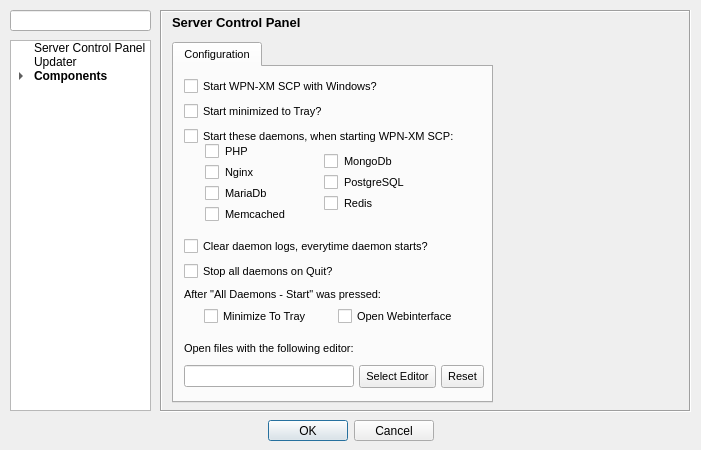
This is src/config/configurationdialog.ui in WPN-XM/server-control-panel as Qt 5 draws it before an edit. The edited form follows.
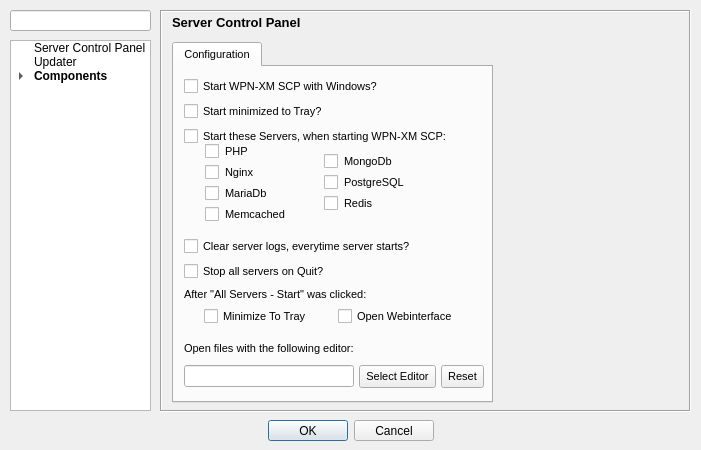
This is the edited form. The open tabs and pages were chosen to show the change. Icons and pictures are not drawn.

Commit message: replace word "daemon" with "server" on whole application

```diff
--- a/src/config/configurationdialog.ui
+++ b/src/config/configurationdialog.ui
@@ -224,7 +224,7 @@
         <item row="2" column="0" alignment="Qt::AlignVCenter">
          <widget class="QCheckBox" name="checkbox_autostartDaemons">
           <property name="text">
-           <string>Start these daemons, when starting WPN-XM SCP:</string>
+           <string>Start these Servers, when starting WPN-XM SCP:</string>
           </property>
          </widget>
         </item>
@@ -320,7 +320,7 @@
            <bool>true</bool>
           </property>
           <property name="text">
-           <string>Stop all daemons on Quit?</string>
+           <string>Stop all servers on Quit?</string>
           </property>
          </widget>
         </item>
@@ -330,7 +330,7 @@
            <bool>true</bool>
           </property>
           <property name="text">
-           <string>Clear daemon logs, everytime daemon starts?</string>
+           <string>Clear server logs, everytime server starts?</string>
           </property>
          </widget>
         </item>
@@ -361,7 +361,7 @@
         <item row="2" column="0">
          <widget class="QLabel" name="LabelAfterAllDaemonsStart">
           <property name="text">
-           <string>After &quot;All Daemons - Start&quot; was pressed:</string>
+           <string>After &quot;All Servers - Start&quot; was clicked:</string>
           </property>
          </widget>
         </item>
```
Left out of the diff: 16 changed lines with no effect on the pictures. The commit also changes 13 other files.
